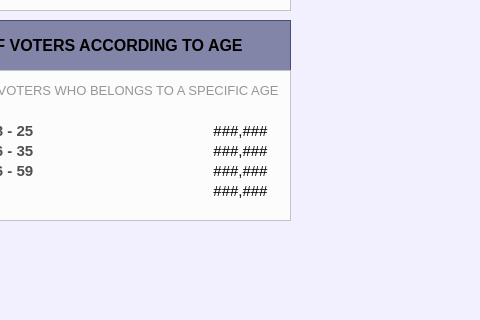
Qt form UI/MainPages/StatisticPages/voters.ui (Yohhannn/Barangay-Records-Statistics-System) before a commit; both pictures show x 190 to 670 and y 310 to 630 of the 1350 by 850 pixel window.
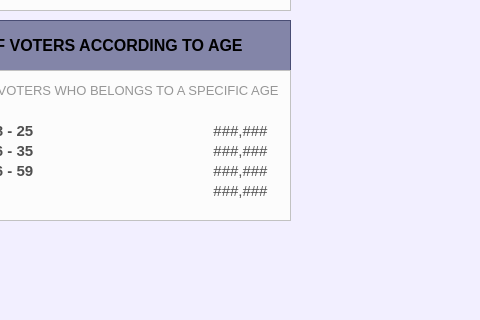
The same form after that commit. Icons and pictures are not drawn.

Commit message:
[ Major Update V2.7.7 ] + Updated Stat UI -- Health -- Jobs -- Voters -- Groups
-JP

Diff of the .ui file:
```diff
--- a/UI/MainPages/StatisticPages/voters.ui
+++ b/UI/MainPages/StatisticPages/voters.ui
@@ -562,7 +562,7 @@
      <property name="frameShadow">
       <enum>QFrame::Shadow::Raised</enum>
      </property>
-     <widget class="QLabel" name="voter_60">
+     <widget class="QLabel" name="voter_60P">
       <property name="geometry">
        <rect>
         <x>350</x>
@@ -579,7 +579,7 @@
        </font>
       </property>
       <property name="styleSheet">
-       <string notr="true">#hhd_Of9_Male {
+       <string notr="true">#voter_60P {
 	background-color: transparent;
 	color: #4f4f4f;
 }
@@ -609,7 +609,7 @@
        </font>
       </property>
       <property name="styleSheet">
-       <string notr="true">#hhd_Of7_Male {
+       <string notr="true">#voter_26_35 {
 	background-color: transparent;
 	color: #4f4f4f;
 }
@@ -639,7 +639,7 @@
        </font>
       </property>
       <property name="styleSheet">
-       <string notr="true">#hhd_Of8_Male {
+       <string notr="true">#voter_36_59 {
 	background-color: transparent;
 	color: #4f4f4f;
 }
@@ -759,7 +759,7 @@
        </font>
       </property>
       <property name="styleSheet">
-       <string notr="true">#hhd_Of6_Male {
+       <string notr="true">#voter_18_25 {
 	background-color: transparent;
 	color: #4f4f4f;
 }
```
The commit also changes 5 other files.
